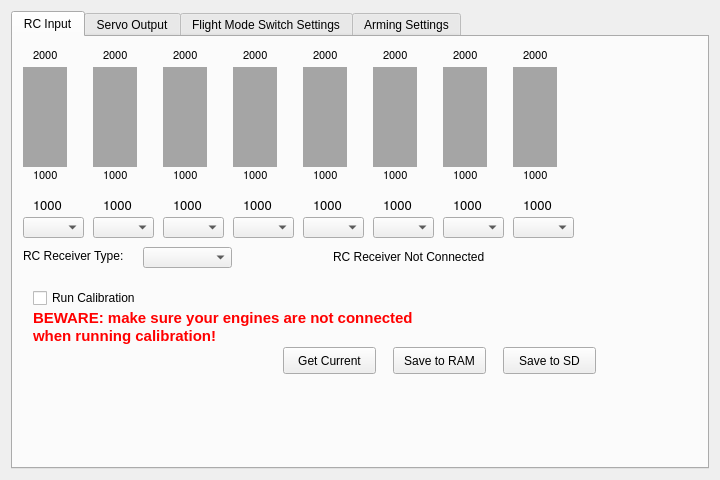
The window that ground/openpilotgcs/src/plugins/config/settingswidget.ui (openpilot/OpenPilot) describes before a commit, drawn with Qt 5.
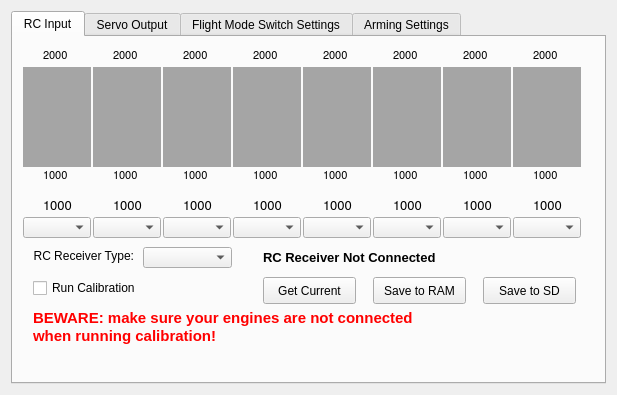
The same window after the commit. The open tabs and pages were chosen to show the change. Custom widgets are drawn as their Qt base class.

Commit message: Updated servo input level bars. Disable some buttons if no telemetry link with OP/CC.

Diff of the .ui file:
```diff
--- a/ground/openpilotgcs/src/plugins/config/settingswidget.ui
+++ b/ground/openpilotgcs/src/plugins/config/settingswidget.ui
@@ -6,8 +6,8 @@
    <rect>
     <x>0</x>
     <y>0</y>
-    <width>720</width>
-    <height>480</height>
+    <width>617</width>
+    <height>395</height>
    </rect>
   </property>
   <property name="windowTitle">
@@ -26,7 +26,7 @@
       <widget class="QLabel" name="ch0Max">
        <property name="geometry">
         <rect>
-         <x>20</x>
+         <x>30</x>
          <y>10</y>
          <width>31</width>
          <height>17</height>
@@ -53,7 +53,7 @@
       <widget class="QLabel" name="ch0Cur">
        <property name="geometry">
         <rect>
-         <x>20</x>
+         <x>30</x>
          <y>160</y>
          <width>31</width>
          <height>17</height>
@@ -79,7 +79,7 @@
       <widget class="QLabel" name="ch1Min">
        <property name="geometry">
         <rect>
-         <x>90</x>
+         <x>100</x>
          <y>130</y>
          <width>31</width>
          <height>17</height>
@@ -106,7 +106,7 @@
       <widget class="QLabel" name="ch6Min">
        <property name="geometry">
         <rect>
-         <x>440</x>
+         <x>450</x>
          <y>130</y>
          <width>31</width>
          <height>17</height>
@@ -133,7 +133,7 @@
       <widget class="QLabel" name="ch7Cur">
        <property name="geometry">
         <rect>
-         <x>510</x>
+         <x>520</x>
          <y>160</y>
          <width>31</width>
          <height>17</height>
@@ -159,7 +159,7 @@
       <widget class="QLabel" name="ch4Max">
        <property name="geometry">
         <rect>
-         <x>300</x>
+         <x>310</x>
          <y>10</y>
          <width>31</width>
          <height>17</height>
@@ -186,7 +186,7 @@
       <widget class="QLabel" name="ch7Min">
        <property name="geometry">
         <rect>
-         <x>510</x>
+         <x>520</x>
          <y>130</y>
          <width>31</width>
          <height>17</height>
@@ -213,8 +213,8 @@
       <widget class="QPushButton" name="getRCInputCurrent">
        <property name="geometry">
         <rect>
-         <x>270</x>
-         <y>310</y>
+         <x>250</x>
+         <y>240</y>
          <width>93</width>
          <height>27</height>
         </rect>
@@ -229,7 +229,7 @@
       <widget class="QLabel" name="ch2Min">
        <property name="geometry">
         <rect>
-         <x>160</x>
+         <x>170</x>
          <y>130</y>
          <width>31</width>
          <height>17</height>
@@ -256,7 +256,7 @@
       <widget class="QLabel" name="ch6Max">
        <property name="geometry">
         <rect>
-         <x>440</x>
+         <x>450</x>
          <y>10</y>
          <width>31</width>
          <height>17</height>
@@ -283,7 +283,7 @@
       <widget class="QLabel" name="ch5Max">
        <property name="geometry">
         <rect>
-         <x>370</x>
+         <x>380</x>
          <y>10</y>
          <width>31</width>
          <height>17</height>
@@ -310,7 +310,7 @@
       <widget class="QLabel" name="ch3Max">
        <property name="geometry">
         <rect>
-         <x>230</x>
+         <x>240</x>
          <y>10</y>
          <width>31</width>
          <height>17</height>
@@ -337,8 +337,8 @@
       <widget class="QPushButton" name="saveRCInputToSD">
        <property name="geometry">
         <rect>
-         <x>490</x>
-         <y>310</y>
+         <x>470</x>
+         <y>240</y>
          <width>93</width>
          <height>27</height>
         </rect>
@@ -354,7 +354,7 @@
       <widget class="QLabel" name="ch4Cur">
        <property name="geometry">
         <rect>
-         <x>300</x>
+         <x>310</x>
          <y>160</y>
          <width>31</width>
          <height>17</height>
@@ -380,7 +380,7 @@
       <widget class="QLabel" name="ch4Min">
        <property name="geometry">
         <rect>
-         <x>300</x>
+         <x>310</x>
          <y>130</y>
          <width>31</width>
          <height>17</height>
@@ -407,8 +407,8 @@
       <widget class="QPushButton" name="saveRCInputToRAM">
        <property name="geometry">
         <rect>
-         <x>380</x>
-         <y>310</y>
+         <x>360</x>
+         <y>240</y>
          <width>93</width>
          <height>27</height>
         </rect>
@@ -426,7 +426,7 @@
         <rect>
          <x>10</x>
          <y>180</y>
-         <width>61</width>
+         <width>68</width>
          <height>21</height>
         </rect>
        </property>
@@ -449,7 +449,7 @@
       <widget class="QLabel" name="ch3Min">
        <property name="geometry">
         <rect>
-         <x>230</x>
+         <x>240</x>
          <y>130</y>
          <width>31</width>
          <height>17</height>
@@ -476,7 +476,7 @@
       <widget class="QLabel" name="ch7Max">
        <property name="geometry">
         <rect>
-         <x>510</x>
+         <x>520</x>
          <y>10</y>
          <width>31</width>
          <height>17</height>
@@ -503,7 +503,7 @@
       <widget class="QLabel" name="ch2Cur">
        <property name="geometry">
         <rect>
-         <x>160</x>
+         <x>170</x>
          <y>160</y>
          <width>31</width>
          <height>17</height>
@@ -529,7 +529,7 @@
       <widget class="QLabel" name="ch5Cur">
        <property name="geometry">
         <rect>
-         <x>370</x>
+         <x>380</x>
          <y>160</y>
          <width>31</width>
          <height>17</height>
@@ -555,7 +555,7 @@
       <widget class="QLabel" name="ch5Min">
        <property name="geometry">
         <rect>
-         <x>370</x>
+         <x>380</x>
          <y>130</y>
          <width>31</width>
          <height>17</height>
@@ -582,7 +582,7 @@
       <widget class="QLabel" name="ch1Cur">
        <property name="geometry">
         <rect>
-         <x>90</x>
+         <x>100</x>
          <y>160</y>
          <width>31</width>
          <height>17</height>
@@ -608,7 +608,7 @@
       <widget class="QLabel" name="ch6Cur">
        <property name="geometry">
         <rect>
-         <x>440</x>
+         <x>450</x>
          <y>160</y>
          <width>31</width>
          <height>17</height>
@@ -634,7 +634,7 @@
       <widget class="QLabel" name="ch3Cur">
        <property name="geometry">
         <rect>
-         <x>230</x>
+         <x>240</x>
          <y>160</y>
          <width>31</width>
          <height>17</height>
@@ -660,7 +660,7 @@
       <widget class="QLabel" name="ch2Max">
        <property name="geometry">
         <rect>
-         <x>160</x>
+         <x>170</x>
          <y>10</y>
          <width>31</width>
          <height>17</height>
@@ -687,7 +687,7 @@
       <widget class="QLabel" name="ch1Max">
        <property name="geometry">
         <rect>
-         <x>90</x>
+         <x>100</x>
          <y>10</y>
          <width>31</width>
          <height>17</height>
@@ -714,7 +714,7 @@
       <widget class="QLabel" name="ch0Min">
        <property name="geometry">
         <rect>
-         <x>20</x>
+         <x>30</x>
          <y>130</y>
          <width>31</width>
          <height>17</height>
@@ -743,7 +743,7 @@
         <rect>
          <x>80</x>
          <y>180</y>
-         <width>61</width>
+         <width>68</width>
          <height>21</height>
         </rect>
        </property>
@@ -759,7 +759,7 @@
         <rect>
          <x>150</x>
          <y>180</y>
-         <width>61</width>
+         <width>68</width>
          <height>21</height>
         </rect>
        </property>
@@ -775,7 +775,7 @@
         <rect>
          <x>220</x>
          <y>180</y>
-         <width>61</width>
+         <width>68</width>
          <height>21</height>
         </rect>
        </property>
@@ -791,7 +791,7 @@
         <rect>
          <x>290</x>
          <y>180</y>
-         <width>61</width>
+         <width>68</width>
          <height>21</height>
         </rect>
        </property>
@@ -807,7 +807,7 @@
         <rect>
          <x>360</x>
          <y>180</y>
-         <width>61</width>
+         <width>68</width>
          <height>21</height>
         </rect>
        </property>
@@ -823,7 +823,7 @@
         <rect>
          <x>430</x>
          <y>180</y>
-         <width>61</width>
+         <width>68</width>
          <height>21</height>
         </rect>
        </property>
@@ -839,7 +839,7 @@
         <rect>
          <x>500</x>
          <y>180</y>
-         <width>61</width>
+         <width>68</width>
          <height>21</height>
         </rect>
        </property>
@@ -854,7 +854,7 @@
        <property name="geometry">
         <rect>
          <x>20</x>
-         <y>250</y>
+         <y>240</y>
          <width>131</width>
          <height>22</height>
         </rect>
@@ -873,12 +873,19 @@
       <widget class="QLabel" name="RCInputConnected">
        <property name="geometry">
         <rect>
-         <x>320</x>
+         <x>250</x>
          <y>210</y>
-         <width>181</width>
+         <width>311</width>
          <height>20</height>
         </rect>
        </property>
+       <property name="font">
+        <font>
+         <pointsize>10</pointsize>
+         <weight>75</weight>
+         <bold>true</bold>
+        </font>
+       </property>
        <property name="toolTip">
         <string>Indicates whether OpenPilot is getting a signal from the RC receiver.</string>
        </property>
@@ -907,13 +914,16 @@
         <rect>
          <x>10</x>
          <y>210</y>
-         <width>131</width>
+         <width>111</width>
          <height>17</height>
         </rect>
        </property>
        <property name="text">
         <string>RC Receiver Type:</string>
        </property>
+       <property name="alignment">
+        <set>Qt::AlignRight|Qt::AlignTrailing|Qt::AlignVCenter</set>
+       </property>
       </widget>
       <widget class="QLabel" name="label_20">
        <property name="geometry">
@@ -938,7 +948,7 @@
         <rect>
          <x>10</x>
          <y>30</y>
-         <width>44</width>
+         <width>68</width>
          <height>100</height>
         </rect>
        </property>
@@ -969,7 +979,7 @@
         <rect>
          <x>80</x>
          <y>30</y>
-         <width>44</width>
+         <width>68</width>
          <height>100</height>
         </rect>
        </property>
@@ -1000,7 +1010,7 @@
         <rect>
          <x>150</x>
          <y>30</y>
-         <width>44</width>
+         <width>68</width>
          <height>100</height>
         </rect>
        </property>
@@ -1031,7 +1041,7 @@
         <rect>
          <x>220</x>
          <y>30</y>
-         <width>44</width>
+         <width>68</width>
          <height>100</height>
         </rect>
        </property>
@@ -1062,7 +1072,7 @@
         <rect>
          <x>290</x>
          <y>30</y>
-         <width>44</width>
+         <width>68</width>
          <height>100</height>
         </rect>
        </property>
@@ -1093,7 +1103,7 @@
         <rect>
          <x>360</x>
          <y>30</y>
-         <width>44</width>
+         <width>68</width>
          <height>100</height>
         </rect>
        </property>
@@ -1124,7 +1134,7 @@
         <rect>
          <x>430</x>
          <y>30</y>
-         <width>44</width>
+         <width>68</width>
          <height>100</height>
         </rect>
        </property>
@@ -1155,7 +1165,7 @@
         <rect>
          <x>500</x>
          <y>30</y>
-         <width>44</width>
+         <width>68</width>
          <height>100</height>
         </rect>
        </property>
```
Left out of the diff: 2 changed lines with no effect on the pictures. The commit also changes 3 other files.
